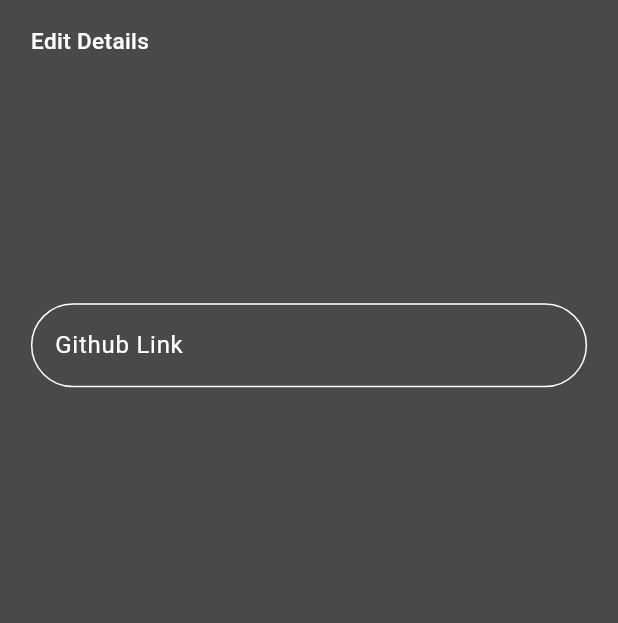
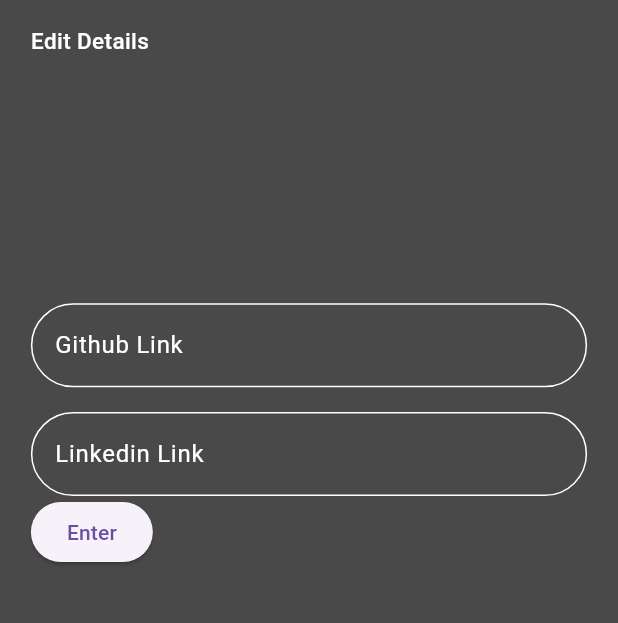
Before and after one commit to PreetinderSinghBadesha/DevSwipe, a Flutter app: the DetailsPage screen opened directly, on a phone screen of 412 x 824 dp, the part 85-708 px from its top. Run offline on Flutter 3.47's test engine with Material 3 defaults, Android fonts, the phone set to English and light mode, and no system bars; our stand-ins replace cloud_firestore, firebase_auth, firebase_core, flutter_card_swiper, sign_in_button; accounts and stored records are empty; network calls fail.

Commit message:
Models updated

```diff
--- /dev/null
+++ b/lib/models/project_model.dart
@@ -0,0 +1,62 @@
+class ProjectModel {
+  String userId;
+  List<String> lang;
+  String? description;
+  DateTime startDate;
+  DateTime? closingDate;
+  int members;
+  String issuer;
+  String projectName;
+  String? githubLink;
+  String imageUrl;
+  int likes;
+  String? readme;
+
+  ProjectModel({
+    required this.userId,
+    required this.lang,
+    this.description,
+    required this.startDate,
+    this.closingDate,
+    this.members = 1,
+    required this.issuer,
+    required this.projectName,
+    this.githubLink,
+    required this.imageUrl,
+    this.likes = 0,
+    this.readme,
+  });
+
+  ProjectModel.fromJson(Map<String, Object?> json)
+      : userId = json['userId'] as String,
+        lang = (json['lang'] as List<dynamic>).map((e) => e as String).toList(),
+        description = json['description'] as String?,
+        startDate = DateTime.parse(json['startDate'] as String),
+        closingDate = json['closingDate'] != null
+            ? DateTime.parse(json['closingDate'] as String)
+            : null,
+        members = json['members'] as int? ?? 1,
+        issuer = json['issuer'] as String,
+        projectName = json['projectName'] as String,
+        githubLink = json['githubLink'] as String?,
+        imageUrl = json['imageUrl'] as String,
+        likes = json['likes'] as int? ?? 0,
+        readme = json['readme'] as String?;
+
+  Map<String, Object?> toJson() {
+    return {
+      'userId': userId,
+      'lang': lang,
+      'description': description,
+      'startDate': startDate.toIso8601String(),
+      'closingDate': closingDate?.toIso8601String(),
+      'members': members,
+      'issuer': issuer,
+      'projectName': projectName,
+      'githubLink': githubLink,
+      'imageUrl': imageUrl,
+      'likes': likes,
+      'readme': readme,
+    };
+  }
+}
--- a/lib/models/user_model.dart
+++ b/lib/models/user_model.dart
@@ -1,23 +1,35 @@
+import 'package:jobify/models/project_model.dart';
+
 class UserModel {
   String github;
   String linkedin;
+  Map<String, ProjectModel>? projects;
+  int numberProjects;
 
   UserModel({
     required this.github,
     required this.linkedin,
+    this.projects,
+    this.numberProjects = 0,
   });
 
   UserModel.fromJson(Map<String, Object?> json)
-      : this(
-
-          github: json["Github"]! as String,
-          linkedin: json["Linkedin"]! as String,
-        );
+      : github = json['Github'] as String,
+        linkedin = json['Linkedin'] as String,
+        projects = (json['Projects'] as Map<String, dynamic>?)?.map(
+          (key, value) => MapEntry(
+            key,
+            ProjectModel.fromJson(value as Map<String, Object?>),
+          ),
+        ),
+        numberProjects = json['NumberProjects'] as int? ?? 0;
 
   Map<String, Object?> toJson() {
     return {
       'Github': github,
       'Linkedin': linkedin,
+      'Projects': projects?.map((key, value) => MapEntry(key, value.toJson())),
+      'NumberProjects': numberProjects,
     };
   }
 }
--- a/lib/pages/details.dart
+++ b/lib/pages/details.dart
@@ -1,4 +1,7 @@
+import 'package:firebase_auth/firebase_auth.dart';
 import 'package:flutter/material.dart';
+import 'package:jobify/models/user_model.dart';
+import 'package:jobify/services/database_service.dart';
 
 class DetailsPage extends StatefulWidget {
   const DetailsPage({super.key});
@@ -8,16 +11,33 @@ class DetailsPage extends StatefulWidget {
 }
 
 class _DetailsPageState extends State<DetailsPage> {
+  User? user = FirebaseAuth.instance.currentUser;
+  final DatabaseService _databaseService = DatabaseService();
+
+  TextEditingController githubController = TextEditingController();
+  TextEditingController linkedinController = TextEditingController();
+
+  @override
+  void dispose() {
+    githubController.dispose();
+    linkedinController.dispose();
+    super.dispose();
+  }
+
+  bool _isValidUrl(String url) {
+    final Uri? uri = Uri.tryParse(url);
+    return uri != null && (uri.hasScheme);
+  }
 
   @override
   Widget build(BuildContext context) {
     double height = MediaQuery.of(context).size.height;
     double width = MediaQuery.of(context).size.width;
+
     return SafeArea(
       child: Scaffold(
         backgroundColor: const Color.fromARGB(200, 23, 23, 23),
         body: Container(
-
           padding: EdgeInsets.all(width / 20),
           child: Column(
             mainAxisAlignment: MainAxisAlignment.start,
@@ -46,10 +66,11 @@ class _DetailsPageState extends State<DetailsPage> {
                 height: height / 5,
               ),
               TextField(
+                controller: githubController,
+                style: const TextStyle(color: Colors.white),
                 decoration: InputDecoration(
-
                   hintText: 'Github Link',
-                hintStyle: TextStyle(
+                  hintStyle: const TextStyle(
                     color: Colors.white,
                   ),
                   enabledBorder: OutlineInputBorder(
@@ -62,17 +83,59 @@ class _DetailsPageState extends State<DetailsPage> {
                     borderRadius: BorderRadius.circular(50),
                     borderSide: const BorderSide(
                       color: Colors.white,
-                  )
-                )
-              )
+                    ),
+                  ),
+                ),
               ),
               SizedBox(
                 height: height / 50,
               ),
-
+              TextField(
+                controller: linkedinController,
+                style: const TextStyle(color: Colors.white),
+                decoration: InputDecoration(
+                  hintText: 'Linkedin Link',
+                  hintStyle: const TextStyle(
+                    color: Colors.white,
+                  ),
+                  enabledBorder: OutlineInputBorder(
+                    borderRadius: BorderRadius.circular(50),
+                    borderSide: const BorderSide(
+                      color: Colors.white,
+                    ),
+                  ),
+                  focusedBorder: OutlineInputBorder(
+                    borderRadius: BorderRadius.circular(50),
+                    borderSide: const BorderSide(
+                      color: Colors.white,
+                    ),
+                  ),
+                ),
+              ),
+              ElevatedButton(
+                onPressed: () {
+                  if (user != null) {
+                    if (_isValidUrl(githubController.text) && _isValidUrl(linkedinController.text)) {
+                      UserModel userDetails = UserModel(
+                        github: githubController.text,
+                        linkedin: linkedinController.text,
+                      );
+                      _databaseService.addUser(userDetails, user);
+                    } else {
+                      ScaffoldMessenger.of(context).showSnackBar(
+                        const SnackBar(
+                          content: Text('Please enter valid URLs for GitHub and LinkedIn.'),
+                        ),
+                      );
+                    }
+                  }
+                },
+                child: const Text("Enter"),
+              )
             ],
           ),
         ),
-    ));
+      ),
+    );
   }
 }
--- a/lib/services/database_service.dart
+++ b/lib/services/database_service.dart
@@ -1,12 +1,15 @@
 import 'package:cloud_firestore/cloud_firestore.dart';
 import 'package:firebase_auth/firebase_auth.dart';
+import 'package:jobify/models/project_model.dart';
 import 'package:jobify/models/user_model.dart';
 
 const String USER_COLLECTION_REF = "Users";
+const String PROJECT_COLLECTION_REF = "Projects";
 
 class DatabaseService {
   final _firestore = FirebaseFirestore.instance;
   late final CollectionReference _userRef;
+  late final CollectionReference _projectRef;
 
   DatabaseService() {
     _userRef =
@@ -15,6 +18,12 @@ class DatabaseService {
                   snapshots.data()!,
                 ),
             toFirestore: (user, _) => user.toJson());
+    _projectRef =
+        _firestore.collection(PROJECT_COLLECTION_REF).withConverter<ProjectModel>(
+            fromFirestore: (snapshots, _) => ProjectModel.fromJson(
+                  snapshots.data()!,
+                ),
+            toFirestore: (project, _) => project.toJson());
   }
 
   Stream<DocumentSnapshot<UserModel>> getUserDetails(String userId) {
@@ -27,7 +36,30 @@ class DatabaseService {
         .snapshots();
   }
 
-  void addUser(UserModel userdetails, User? user) async {
-    await _userRef.doc(user!.uid).set(userdetails);
+  Stream<DocumentSnapshot<ProjectModel>> getProjectDetails(String projectId) {
+    return _projectRef
+        .doc(projectId)
+        .withConverter<ProjectModel>(
+          fromFirestore: (snapshots, _) =>
+              ProjectModel.fromJson(snapshots.data()!),
+          toFirestore: (project, _) => project.toJson(),
+        )
+        .snapshots();
+  }
+
+  void addUser(UserModel userDetails, User? user) async {
+    await _userRef.doc(user!.uid).set(userDetails);
+  }
+
+  void addProject(ProjectModel projectDetails, String projectId) async {
+    await _projectRef.doc(projectId).set(projectDetails);
+  }
+
+  Future<void> updateUserDetails(String userId, Map<String, Object?> updatedData) async {
+    await _userRef.doc(userId).update(updatedData);
+  }
+
+  Future<void> updateProjectDetails(String projectId, Map<String, Object?> updatedData) async {
+    await _projectRef.doc(projectId).update(updatedData);
   }
 }
```
Lines whose indentation alone changed are shown as unchanged.
